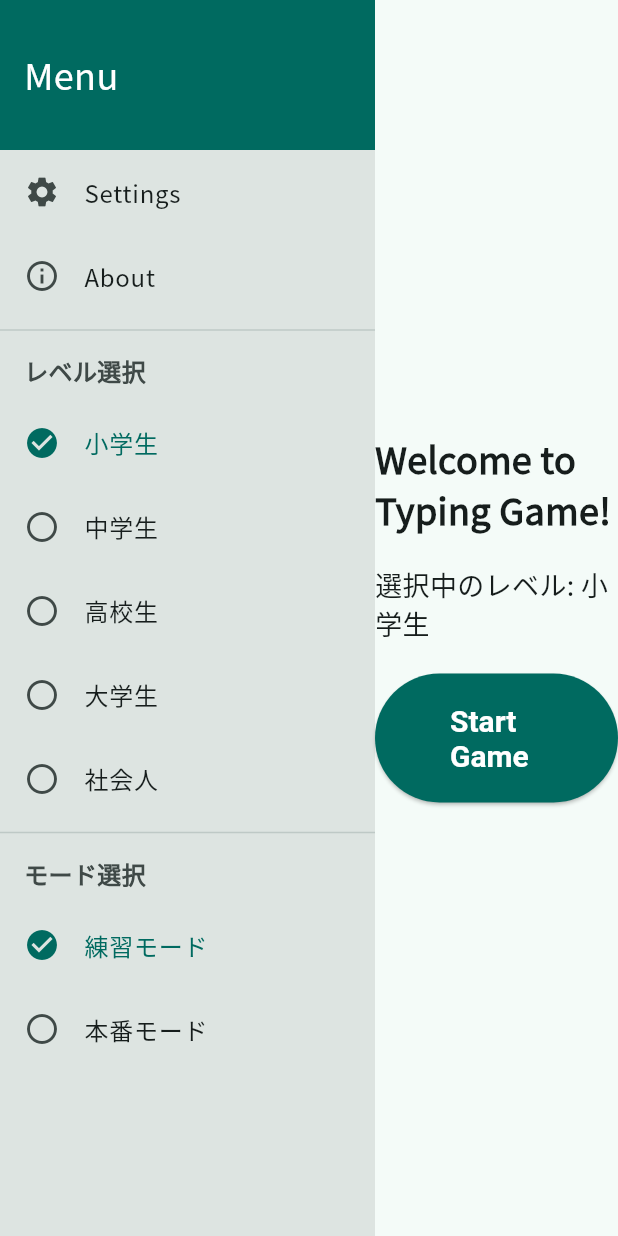
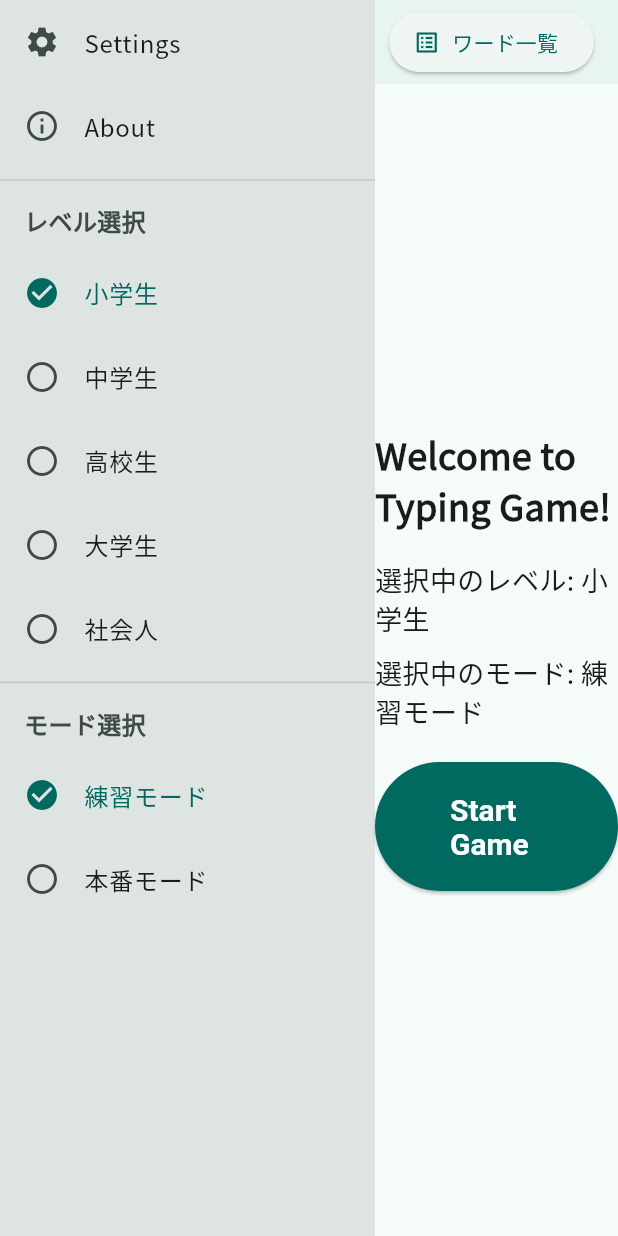
Before and after one commit to riki-yoshida/typing_game, a Flutter app: the screen it shows after launch, on a phone screen of 412 x 824 dp. Run offline on Flutter 3.47's test engine with Material 3 defaults, Android fonts, the phone set to English and light mode, and no system bars.

Commit message:
ワード一覧などを追加

```diff
--- a/lib/features/home/presentation/pages/start_page.dart
+++ b/lib/features/home/presentation/pages/start_page.dart
@@ -2,6 +2,9 @@ import 'package:flutter/material.dart';
 import 'package:provider/provider.dart';
 import 'package:typing_game/features/typing_game/presentation/pages/typing_page.dart';
 import 'package:typing_game/features/typing_game/controllers/typing_controller.dart'; // コントローラーをインポート
+import 'package:typing_game/features/word_list/presentation/pages/word_list_page.dart'; // WordListPageをインポート
+import 'package:flutter/services.dart' show rootBundle; // JSONファイル読み込みに必要
+import 'dart:convert'; // JSONデコードに必要
 
 class StartPage extends StatefulWidget {
   const StartPage({super.key});
@@ -11,55 +14,84 @@ class StartPage extends StatefulWidget {
 }
 
 class _StartPageState extends State<StartPage> {
-  final List<String> _levels = ['小学生', '中学生', '高校生', '大学生', '社会人'];
-  final List<String> _modes = ['練習モード', '本番モード'];
-  String? _selectedLevel;
-  String? _selectedMode;
+  // レベルの選択肢 (IDと表示名)
+  final List<Map<String, String>> _levelOptions = [
+    {'id': 'shougakusei', 'name': '小学生'},
+    {'id': 'chuugakusei', 'name': '中学生'},
+    {'id': 'koukousei', 'name': '高校生'},
+    {'id': 'daigakusei', 'name': '大学生'},
+    {'id': 'shakaijin', 'name': '社会人'},
+  ];
+
+  // モードの選択肢 (IDと表示名)
+  final List<Map<String, String>> _modeOptions = [
+    {'id': 'practice', 'name': '練習モード'},
+    {'id': 'real', 'name': '本番モード'},
+  ];
+
+  String? _selectedLevelId;
+  String? _selectedModeId;
 
   @override
   void initState() {
     super.initState();
     // 初期選択レベルを設定
-    _selectedLevel = _levels[0];
-    _selectedMode = _modes[0]; // 初期選択モードを設定
+    if (_levelOptions.isNotEmpty) {
+      _selectedLevelId = _levelOptions[0]['id'];
+    }
+    if (_modeOptions.isNotEmpty) {
+      _selectedModeId = _modeOptions[0]['id'];
+    }
+  }
+
+  // 選択されたレベルの単語リストを非同期で読み込む関数
+  Future<List<Map<String, String>>> _loadWordListForLevel(
+    String levelId,
+  ) async {
+    // TypingControllerのlevelToFileMapと同様のマッピングを使用
+    final Map<String, String> levelToFileMap = {
+      'shougakusei': 'shougakusei.json',
+      'chuugakusei': 'chuugakusei.json',
+      'koukousei': 'koukousei.json',
+      'daigakusei': 'daigakusei.json',
+      'shakaijin': 'shakaijin.json',
+    };
+
+    final fileName = levelToFileMap[levelId];
+    if (fileName == null) {
+      print("Error: No file mapping found for level ID $levelId");
+      return []; // ファイル名が見つからない場合は空のリストを返す
+    }
+
+    try {
+      final String jsonString = await rootBundle.loadString(
+        'assets/word_lists/$fileName',
+      );
+      final List<dynamic> jsonList = jsonDecode(jsonString);
+      return jsonList.map((item) => Map<String, String>.from(item)).toList();
+    } catch (e) {
+      print("Error loading word list for $levelId: $e");
+      return []; // エラー時も空のリストを返す
+    }
   }
 
   @override
   Widget build(BuildContext context) {
     return Scaffold(
-      // drawer: Drawer(...) // Drawerプロパティは削除
       body: Row(
-        // bodyをRowに変更してサイドバーとメインコンテンツを並べる
         children: [
           // サイドバー部分
           Container(
-            // サイドバーの幅を固定するためのコンテナ
             width: 250, // サイドバーの幅
             color:
-                Theme.of(context)
-                    .colorScheme
-                    .surfaceContainerHighest, // サイドバーの背景色 (deprecated_member_use)
+                Theme.of(
+                  context,
+                ).colorScheme.surfaceContainerHighest, // サイドバーの背景色
             child: ListView(
-              // このListViewの中に全てのサイドバー項目を入れる
-              // Drawerの中身をListViewとして再利用
               padding: EdgeInsets.zero,
               children: [
-                // DrawerHeaderの代わり
-                Container(
-                  height: 100, // ヘッダーの高さ
-                  color: Theme.of(context).colorScheme.primary,
-                  alignment: Alignment.centerLeft, // テキストの配置
-                  padding: const EdgeInsets.symmetric(
-                    horizontal: 16.0,
-                  ), // パディング
-                  child: Text(
-                    'Menu',
-                    style: TextStyle(
-                      color: Theme.of(context).colorScheme.onPrimary,
-                      fontSize: 24,
-                    ),
-                  ),
-                ),
+                // DrawerHeaderの代わり (AppBarの下に配置されるため不要になる)
+                // Container( ... ),
                 ListTile(
                   leading: const Icon(Icons.settings),
                   title: const Text('Settings'),
@@ -89,30 +121,32 @@ class _StartPageState extends State<StartPage> {
                     ),
                   ),
                 ),
-                ..._levels.map((level) {
+                ..._levelOptions.map((option) {
+                  final levelId = option['id']!;
+                  final levelName = option['name']!;
                   return ListTile(
                     leading: Icon(
-                      _selectedLevel == level
+                      _selectedLevelId == levelId
                           ? Icons.check_circle
                           : Icons.radio_button_unchecked,
                       color:
-                          _selectedLevel == level
+                          _selectedLevelId == levelId
                               ? Theme.of(context).colorScheme.primary
                               : null,
                     ),
-                    title: Text(level),
-                    selected: _selectedLevel == level,
+                    title: Text(levelName),
+                    selected: _selectedLevelId == levelId,
                     selectedTileColor: Theme.of(context)
                         .colorScheme
                         .primaryContainer
                         .withAlpha((0.3 * 255).round()), // withOpacityを修正
                     onTap: () {
                       setState(() {
-                        _selectedLevel = level;
+                        _selectedLevelId = levelId;
                       });
                     },
                   );
-                }), // Removed .toList() here
+                }),
                 const Divider(),
                 Padding(
                   padding: const EdgeInsets.symmetric(
@@ -128,53 +162,113 @@ class _StartPageState extends State<StartPage> {
                     ),
                   ),
                 ),
-                ..._modes.map((mode) {
+                ..._modeOptions.map((option) {
+                  final modeId = option['id']!;
+                  final modeName = option['name']!;
                   return ListTile(
                     leading: Icon(
-                      _selectedMode == mode
+                      _selectedModeId == modeId
                           ? Icons.check_circle
                           : Icons.radio_button_unchecked,
                       color:
-                          _selectedMode == mode
+                          _selectedModeId == modeId
                               ? Theme.of(context).colorScheme.primary
                               : null,
                     ),
-                    title: Text(mode),
-                    selected: _selectedMode == mode,
+                    title: Text(modeName),
+                    selected: _selectedModeId == modeId,
                     selectedTileColor: Theme.of(context)
                         .colorScheme
                         .primaryContainer
                         .withAlpha((0.3 * 255).round()),
                     onTap: () {
                       setState(() {
-                        _selectedMode = mode;
+                        _selectedModeId = modeId;
                       });
                     },
                   );
                 }),
-              ], // ListView children closing bracket
-            ), // ListView closing bracket
+              ],
+            ),
           ), // サイドバーのContainerの閉じカッコ
           Expanded(
             // 残りの領域をメインコンテンツに割り当てる
+            child: Column(
+              children: [
+                // メインコンテンツエリア専用のAppBar
+                AppBar(
+                  backgroundColor:
+                      Theme.of(context).colorScheme.surface, // 背景色を調整
+                  elevation: 1.0, // 影を少し薄く
+                  automaticallyImplyLeading:
+                      false, // ScaffoldのAppBarではないので戻るボタンは表示しない
+                  actions: [
+                    Padding(
+                      padding: const EdgeInsets.only(right: 16.0),
+                      child: ElevatedButton.icon(
+                        icon: const Icon(Icons.list_alt),
+                        label: const Text('ワード一覧'),
+                        onPressed: () async {
+                          if (_selectedLevelId == null) {
+                            ScaffoldMessenger.of(context).showSnackBar(
+                              const SnackBar(content: Text('まずレベルを選択してください。')),
+                            );
+                            return;
+                          }
+                          final selectedLevelName =
+                              _levelOptions.firstWhere(
+                                (opt) => opt['id'] == _selectedLevelId,
+                              )['name']!;
+                          // 選択されたレベルの単語リストを読み込む
+                          final List<Map<String, String>> words =
+                              await _loadWordListForLevel(_selectedLevelId!);
+
+                          Navigator.push(
+                            context,
+                            MaterialPageRoute(
+                              builder:
+                                  (context) => WordListPage(
+                                    levelName: selectedLevelName,
+                                    wordList: words,
+                                  ),
+                            ),
+                          );
+                        },
+                      ),
+                    ),
+                  ],
+                ),
+                // メインコンテンツの本体
+                Expanded(
                   child: Column(
                     mainAxisAlignment: MainAxisAlignment.center,
                     children: <Widget>[
                       const Text(
                         'Welcome to Typing Game!',
-                  style: TextStyle(fontSize: 24, fontWeight: FontWeight.bold),
+                        style: TextStyle(
+                          fontSize: 24,
+                          fontWeight: FontWeight.bold,
+                        ),
                       ),
                       const SizedBox(height: 20),
-                if (_selectedLevel != null)
+                      if (_selectedLevelId != null)
                         Text(
-                    '選択中のレベル: $_selectedLevel',
+                          '選択中のレベル: ${_levelOptions.firstWhere((opt) => opt['id'] == _selectedLevelId, orElse: () => {'name': '未選択'})['name']}',
+                          style: const TextStyle(fontSize: 18),
+                        ),
+                      const SizedBox(height: 10), // モード表示との間隔調整
+                      if (_selectedModeId != null)
+                        Text(
+                          '選択中のモード: ${_modeOptions.firstWhere((opt) => opt['id'] == _selectedModeId, orElse: () => {'name': '未選択'})['name']}',
                           style: const TextStyle(fontSize: 18),
                         ),
                       const SizedBox(height: 20),
                       ElevatedButton(
                         style: ElevatedButton.styleFrom(
-                    backgroundColor: Theme.of(context).colorScheme.primary,
-                    foregroundColor: Theme.of(context).colorScheme.onPrimary,
+                          backgroundColor:
+                              Theme.of(context).colorScheme.primary,
+                          foregroundColor:
+                              Theme.of(context).colorScheme.onPrimary,
                           padding: const EdgeInsets.symmetric(
                             horizontal: 50,
                             vertical: 20,
@@ -185,9 +279,8 @@ class _StartPageState extends State<StartPage> {
                           ),
                         ),
                         onPressed: () {
-                    if (_selectedLevel == null) {
-                      // レベルが選択されていない場合
-                      // initStateで初期値が設定されるため、基本的にはここには来ないはずですが念のため
+                          if (_selectedLevelId == null ||
+                              _selectedModeId == null) {
                             ScaffoldMessenger.of(context).showSnackBar(
                               const SnackBar(content: Text('レベルを選択してください。')),
                             );
@@ -198,21 +291,21 @@ class _StartPageState extends State<StartPage> {
                             MaterialPageRoute(
                               builder:
                                   (context) => ChangeNotifierProvider(
-                              create:
-                                  (_) =>
-                                      TypingController(), // ゲームごとに新しいインスタンスを作成
+                                    create: (_) => TypingController(),
                                     child: TypingPage(
                                       title:
-                                    '$_selectedLevel $_selectedMode', // タイトルにレベルとモードを表示
-                                // levelとmodeパラメータを渡す
-                                mode: _selectedMode!,
-                                level: _selectedLevel!,
+                                          '${_levelOptions.firstWhere((opt) => opt['id'] == _selectedLevelId)['name']} ${_modeOptions.firstWhere((opt) => opt['id'] == _selectedModeId)['name']}',
+                                      level: _selectedLevelId!,
+                                      mode: _selectedModeId!,
                                     ),
                                   ),
                             ),
                           );
                         },
                         child: const Text('Start Game'),
+                      ),
+                    ],
+                  ),
                 ),
               ],
             ),
--- a/lib/features/typing_game/controllers/typing_controller.dart
+++ b/lib/features/typing_game/controllers/typing_controller.dart
@@ -5,7 +5,9 @@ import 'dart:convert'; // JSONデコードに必要
 
 class TypingController with ChangeNotifier {
   String _problemText = "読み込み中..."; // 初期値を日本語に変更
+  String _problemTextToJa = "読込中...";
   String get problemText => _problemText;
+  String get problemTextToJa => _problemTextToJa;
 
   final TextEditingController textEditingController = TextEditingController();
   bool _isGameClear = false;
@@ -19,11 +21,11 @@ class TypingController with ChangeNotifier {
 
   // レベル名とJSONファイル名のマッピング
   final Map<String, String> _levelToFileMap = {
-    '小学生': 'shougakusei.json',
-    '中学生': 'chuugakusei.json',
-    '高校生': 'koukousei.json',
-    '大学生': 'daigakusei.json',
-    '社会人': 'shakaijin.json',
+    'shougakusei': 'shougakusei.json',
+    'chuugakusei': 'chuugakusei.json',
+    'koukousei': 'koukousei.json',
+    'daigakusei': 'daigakusei.json',
+    'shakaijin': 'shakaijin.json',
   };
 
   List<Map<String, String>> _currentWordList = [];
@@ -43,6 +45,7 @@ class TypingController with ChangeNotifier {
     _currentMode = mode;
     _isGameClear = false;
     _problemText = "読み込み中..."; // ロード中に表示するテキスト
+    _problemTextToJa = "読込中...";
     textEditingController.clear(); // 前回の入力をクリア
     notifyListeners(); // UIを更新して「読み込み中...」を表示
 
@@ -54,6 +57,7 @@ class TypingController with ChangeNotifier {
       final fileName = _levelToFileMap[level];
       if (fileName == null) {
         _problemText = "レベルに対応するファイルが見つかりません。";
+        _problemTextToJa = "レベルに対応するファイルが見つかりません。";
         _currentWordList = [];
         notifyListeners();
         return;
@@ -72,6 +76,7 @@ class TypingController with ChangeNotifier {
         // ignore: avoid_print
         print("単語リストの読み込みエラー ($level): $e");
         _problemText = "単語リストの読み込みに失敗しました。";
+        _problemTextToJa = "単語リストの読み込みに失敗しました。";
         _currentWordList = [];
         notifyListeners();
         return;
@@ -88,11 +93,13 @@ class TypingController with ChangeNotifier {
       final wordPair =
           _currentWordList[_random.nextInt(_currentWordList.length)];
       _problemText = wordPair['en']!; // 英語の単語を問題文として設定
+      _problemTextToJa = wordPair['ja']!; // 日本語の単語を問題文として設定
     } else {
       // initializeGameでエラーメッセージが設定されているはずなので、
       // ここでは problemText が "読み込み中..." の場合のみ更新する
       if (_problemText == "読み込み中...") {
         _problemText = "このレベルの単語がありません！";
+        _problemTextToJa = "このレベルの単語がありません！";
       }
     }
     // より複雑なゲームでは、最近使用した単語を避ける処理などを追加できます。
@@ -100,18 +107,33 @@ class TypingController with ChangeNotifier {
 
   // TextFieldのonChangedから呼び出されるメソッド
   void onInputChanged(String value) {
+    // ignore: avoid_print
+    print(
+      'Input: "$value", Problem: "$_problemText", Mode: "$_currentMode"',
+    ); // デバッグ用
     // 入力されたテキストと問題文（小文字に変換して比較）が一致した場合
     if (value.toLowerCase() == _problemText.toLowerCase()) {
-      if (_currentMode == '練習モード') {
+      // ignore: avoid_print
+      print('Match found!'); // デバッグ用
+      if (_currentMode == 'practice') {
+        // IDで比較するように変更
+        // ignore: avoid_print
+        print('Practice mode: Setting new problem.'); // デバッグ用
         _setNewProblem(); // 新しい問題を設定
         textEditingController.clear(); // 入力フィールドをクリア
-      } else if (_currentMode == '本番モード') {
+      } else if (_currentMode == 'real') {
+        // IDで比較するように変更
+        // ignore: avoid_print
+        print('Real mode: Game clear.'); // デバッグ用
         // 「本番モード」では、1つの単語を正解したらゲームクリアとします。
         // （スコア、タイマー、連続問題など、より複雑なロジックに拡張可能です）
         _isGameClear = true;
         // オプション：テキストフィールドをクリアしたり、メッセージを表示したりできます。
         // textEditingController.clear(); // または、TextFieldのenabledプロパティで無効化
       }
+    } else {
+      // ignore: avoid_print
+      print('No match.'); // デバッグ用
     }
     notifyListeners(); // UIに変更を通知
   }
```
Also changed, not shown: lib/features/typing_game/models/typing_game_model.dart (deleted, +0 -30 lines), lib/features/typing_game/presentation/pages/typing_page.dart (+29 -3 lines), lib/features/word_list/presentation/pages/word_list_page.dart (added, +84 -0 lines). Lines whose indentation alone changed are shown as unchanged.
